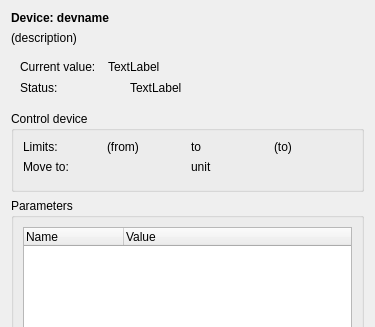
Above: lib/nicos/clients/gui/panels/devices_one.ui from mlz-ictrl/nicos before the change; both pictures show x 0 to 375 and y 0 to 327 of the 375 by 504 pixel window. Below: the same form after it.
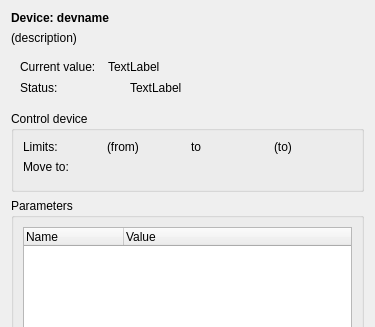
That is the form after the change. Icons and pictures are not drawn.

Commit message: guisupport: implement a general typedvalue-based widget that manages itself

The edit to the form file:
```diff
--- a/lib/nicos/clients/gui/panels/devices_one.ui
+++ b/lib/nicos/clients/gui/panels/devices_one.ui
@@ -178,13 +178,6 @@
           </property>
          </widget>
         </item>
-        <item>
-         <widget class="QLabel" name="targetUnit">
-          <property name="text">
-           <string>unit</string>
-          </property>
-         </widget>
-        </item>
        </layout>
       </item>
       <item>
```
The commit also changes 5 other files.
